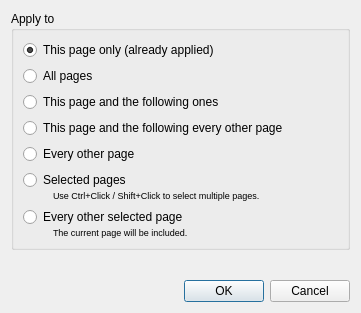
Above: filters/page_layout/ui/PageLayoutApplyDialog.ui from ImageProcessing-ElectronicPublications/scantailor-deviant before the change. Below: the same form after it.
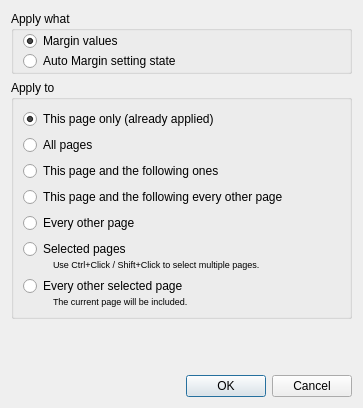
That is the form after the change.

Commit message:
Rallbacked AutoMargins
AutoMargins feature (originally from STE) has been oved to Margins from Alignment.
Also its effect now could be rallbacked to previous values.

```diff
--- a/filters/page_layout/ui/PageLayoutApplyDialog.ui
+++ b/filters/page_layout/ui/PageLayoutApplyDialog.ui
@@ -9,11 +9,58 @@
    <rect>
     <x>0</x>
     <y>0</y>
-    <width>361</width>
-    <height>313</height>
+    <width>363</width>
+    <height>408</height>
    </rect>
   </property>
+  <property name="sizePolicy">
+   <sizepolicy hsizetype="Preferred" vsizetype="Preferred">
+    <horstretch>0</horstretch>
+    <verstretch>0</verstretch>
+   </sizepolicy>
+  </property>
   <layout class="QVBoxLayout" name="verticalLayout_5">
+   <item>
+    <widget class="QGroupBox" name="groupBoxWhatToAppy">
+     <property name="title">
+      <string>Apply what</string>
+     </property>
+     <layout class="QVBoxLayout" name="verticalLayout_6">
+      <property name="spacing">
+       <number>0</number>
+      </property>
+      <property name="leftMargin">
+       <number>9</number>
+      </property>
+      <property name="topMargin">
+       <number>0</number>
+      </property>
+      <property name="rightMargin">
+       <number>0</number>
+      </property>
+      <property name="bottomMargin">
+       <number>0</number>
+      </property>
+      <item>
+       <widget class="QRadioButton" name="marginValuesRB">
+        <property name="text">
+         <string>Margin values</string>
+        </property>
+        <property name="checked">
+         <bool>true</bool>
+        </property>
+       </widget>
+      </item>
+      <item>
+       <widget class="QRadioButton" name="autoMarginRB">
+        <property name="text">
+         <string>Auto Margin setting state</string>
+        </property>
+       </widget>
+      </item>
+     </layout>
+    </widget>
+   </item>
    <item>
     <widget class="QGroupBox" name="groupBox_2">
      <property name="title">
```
Left out of the diff: 33 changed lines with no effect on the pictures. The commit also changes 23 other files.
